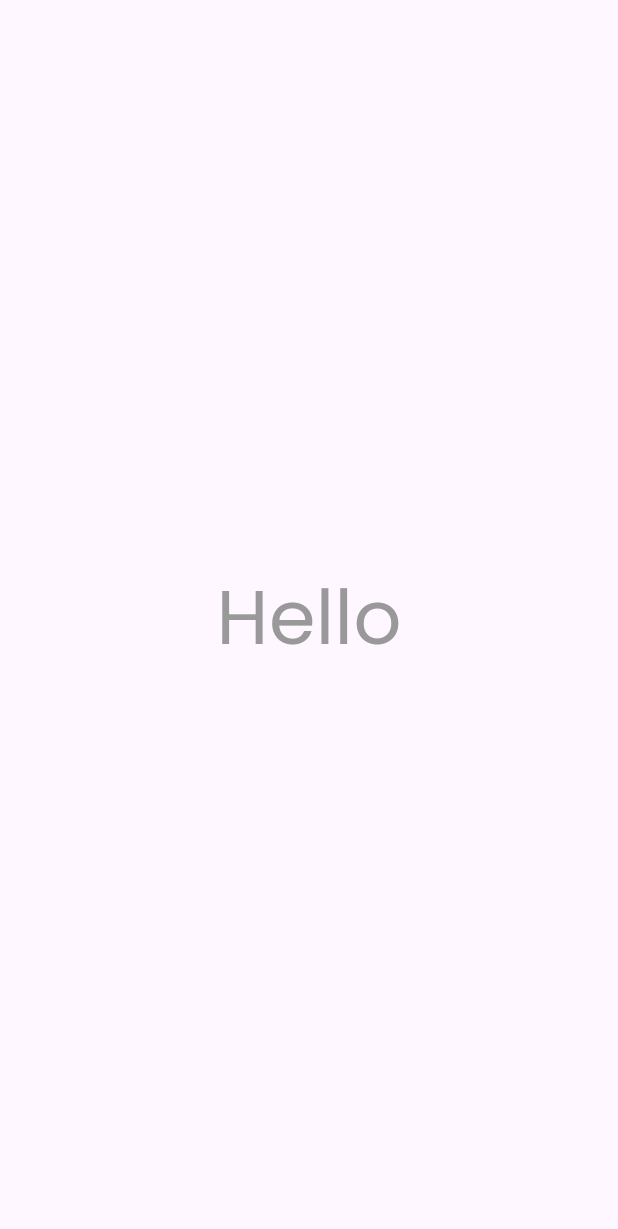
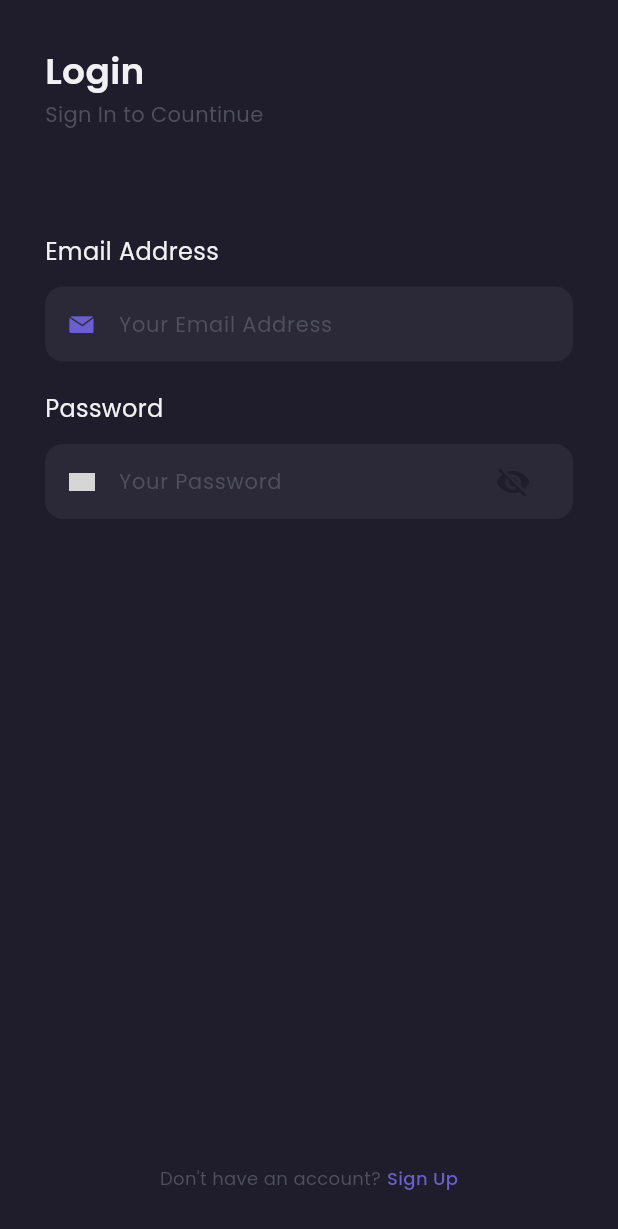
Before and after one commit to louis-sxcv45/dripsta-application, a Flutter app: the screen it shows after launch, on a phone screen of 412 x 824 dp. Shown: the top 1229 px of the screen. Run offline on Flutter 3.47's test engine with Material 3 defaults, Android fonts, the phone set to English and light mode, and no system bars; our stand-ins replace go_router, google_fonts; grey boxes are pictures that could not be loaded.

Commit message:
slicing login UI

```diff
--- /dev/null
+++ b/lib/common_widgets/form_input.dart
@@ -0,0 +1,106 @@
+import 'package:dripsta/style_manager/colors_manager.dart';
+import 'package:dripsta/style_manager/font_manager.dart';
+import 'package:dripsta/style_manager/font_style_manager.dart';
+import 'package:dripsta/style_manager/values_manager.dart';
+import 'package:flutter/material.dart';
+
+class FormInput extends StatefulWidget {
+  final TextEditingController controller;
+  final String labelText;
+  final String hintText;
+  final bool isPassword;
+  final TextInputType keyboardType;
+  final String iconPath;
+  const FormInput({
+    super.key,
+    required this.controller,
+    required this.labelText,
+    required this.hintText,
+    this.isPassword = false,
+    this.keyboardType = TextInputType.text,
+    required this.iconPath
+  });
+
+  @override
+  State<FormInput> createState() => _FormInputState();
+}
+
+class _FormInputState extends State<FormInput> {
+  bool _obsecureText = true;
+  @override
+  Widget build(BuildContext context) {
+    return Column(
+      crossAxisAlignment: CrossAxisAlignment.start,
+      children: [
+        Text(
+          widget.labelText,
+          style: primaryTextStyle.copyWith(
+            fontSize: AppSize.s16,
+            fontWeight: FontWeightManager.regular
+          ),
+        ),
+        SizedBox(
+          height: AppSize.s12,
+        ),
+
+        Container(
+          padding: EdgeInsets.symmetric(
+            horizontal: AppPadding.p16
+          ),
+          height: 50,
+          decoration: BoxDecoration(
+            color: ColorsManager.bgColorTwo,
+            borderRadius: BorderRadius.circular(AppSize.s12)
+          ),
+          child: Center(
+            child: Row(
+              children: [
+                Image.asset(
+                  widget.iconPath,
+                  width: 17,
+                  height: 12,
+                ),
+
+                SizedBox(
+                  width: AppSize.s16,
+                ),
+
+                Expanded(
+                  child: TextFormField(
+                    style: primaryTextStyle,
+                    controller: widget.controller,
+                    decoration: InputDecoration( ///collapsed untuk menghilangkan underline nya
+                      hintText: widget.hintText,
+                      isCollapsed: true,
+                      contentPadding: EdgeInsets.symmetric(
+                        vertical: AppPadding.p12
+                      ),
+                      hintStyle: thirdTextStyle.copyWith(
+                        fontSize: AppSize.s14,
+                        fontWeight: FontWeightManager.regular
+                      ),
+                      border: InputBorder.none,
+                      suffixIcon: widget.isPassword ? IconButton(
+                        onPressed: () {
+                          setState((){
+                            _obsecureText = !_obsecureText;
+                          });
+                        },
+                        icon: Icon(
+                          _obsecureText ? Icons.visibility_off : Icons.visibility,
+                          color: ColorsManager.bgColorOne,
+                        )
+                      ) : null
+                    ),
+                    keyboardType: widget.keyboardType,
+                    obscureText: widget.isPassword ? _obsecureText : false,
+                  ),
+                )
+              ],
+            ),
+          ),
+        )
+      ],
+    );
+  }
+}
--- a/lib/main.dart
+++ b/lib/main.dart
@@ -1,5 +1,5 @@
-import 'package:dripsta/style_manager/style_manager.dart';
 import 'package:flutter/material.dart';
+import 'routes/app_routes.dart';
 
 void main() => runApp(MyApp());
 
@@ -8,31 +8,13 @@ class MyApp extends StatelessWidget {
 
   @override
   Widget build(BuildContext context) {
-    return MaterialApp(
+    return MaterialApp.router(
       title: 'Flutter Demo',
       theme: ThemeData(
         colorScheme: ColorScheme.fromSeed(seedColor: Colors.deepPurple),
       ),
       debugShowCheckedModeBanner: false,
-      home: HomePage(),
+      routerConfig: appRouter
     );
   }
 }
-
-class HomePage extends StatelessWidget {
-  const HomePage({super.key});
-
-  @override
-  Widget build(BuildContext context) {
-    return Scaffold(
-      body: Center(
-        child: Text(
-          'Hello',
-          style: secondaryTextStyle.copyWith(
-            fontSize: 50
-          )
-        ),
-      ),
-    );
-  }
-}
--- /dev/null
+++ b/lib/routes/app_routes.dart
@@ -0,0 +1,26 @@
+import 'package:dripsta/screens/sign_in_screen.dart';
+import 'package:dripsta/screens/sign_up_screen.dart';
+import 'package:dripsta/screens/splash_screen.dart';
+import 'package:go_router/go_router.dart';
+
+final GoRouter _goRoute = GoRouter(
+  routes: [
+    GoRoute(
+      path: '/',
+      builder: (context, state) => const SplashScreen(),
+      routes: [
+        GoRoute(
+          path: 'signIn',
+          builder: (context, state) => const SignInScreen(),
+        ),
+
+        GoRoute(
+          path: 'signUp',
+          builder: (context, state) => const SignUpScreen(),
+        ),
+      ],
+    ),
+  ],
+);
+
+GoRouter get appRouter => _goRoute;
--- /dev/null
+++ b/lib/screens/sign_in_screen.dart
@@ -0,0 +1,114 @@
+import 'package:dripsta/common_widgets/form_input.dart';
+import 'package:dripsta/style_manager/colors_manager.dart';
+import 'package:dripsta/style_manager/font_manager.dart';
+import 'package:dripsta/style_manager/font_style_manager.dart';
+import 'package:dripsta/style_manager/image_path.dart';
+import 'package:dripsta/style_manager/values_manager.dart';
+import 'package:flutter/material.dart';
+import 'package:go_router/go_router.dart';
+
+class SignInScreen extends StatefulWidget {
+  const SignInScreen({super.key});
+
+  @override
+  State<SignInScreen> createState() => _SignInScreenState();
+}
+
+class _SignInScreenState extends State<SignInScreen> {
+  TextEditingController emailController = TextEditingController();
+  TextEditingController passwordController = TextEditingController();
+  String pathImage = ImagePath.assetPath;
+
+  @override
+  Widget build(BuildContext context) {
+    return Scaffold(
+      backgroundColor: ColorsManager.bgColorOne,
+      resizeToAvoidBottomInset: false,
+      body: SafeArea(
+        child: Container(
+          margin: EdgeInsets.symmetric(horizontal: AppMargin.m30),
+          child: Column(
+            crossAxisAlignment: CrossAxisAlignment.start,
+            children: [
+              Container(
+                margin: EdgeInsets.only(top: AppMargin.m30),
+                child: Text(
+                  'Login',
+                  style: primaryTextStyle.copyWith(
+                    fontSize: AppSize.s24,
+                    fontWeight: FontWeightManager.semiBold,
+                  ),
+                ),
+              ),
+
+              SizedBox(height: AppSize.s2),
+
+              Container(
+                margin: EdgeInsets.only(bottom: AppMargin.m70),
+                child: Text(
+                  'Sign In to Countinue',
+                  style: thirdTextStyle.copyWith(
+                    fontSize: AppSize.s14,
+                    fontWeight: FontWeightManager.regular,
+                  ),
+                ),
+              ),
+
+              FormInput(
+                controller: emailController,
+                labelText: 'Email Address',
+                hintText: 'Your Email Address',
+                keyboardType: TextInputType.emailAddress,
+                iconPath: '$pathImage/email_icon.png',
+              ),
+
+              SizedBox(height: AppSize.s20),
+
+              FormInput(
+                controller: passwordController,
+                labelText: 'Password',
+                hintText: 'Your Password',
+                iconPath: '$pathImage/password_icon.png',
+                isPassword: true,
+                keyboardType: TextInputType.visiblePassword,
+              ),
+
+              Spacer(),
+
+              Container(
+                margin: EdgeInsets.only(bottom: AppMargin.m30),
+                child: Row(
+                  mainAxisAlignment: MainAxisAlignment.center,
+                  children: [
+                    Text(
+                      'Don\'t have an account?',
+                      style: thirdTextStyle.copyWith(
+                        fontSize: AppSize.s12,
+                        fontWeight: FontWeightManager.regular,
+                      ),
+                    ),
+
+                    SizedBox(
+                      width: AppSize.s4,
+                    ),
+
+                    GestureDetector(
+                      onTap: () => context.go('/signUp'),
+                      child: Text(
+                        'Sign Up',
+                        style: primaryColor.copyWith(
+                          fontSize: AppSize.s12,
+                          fontWeight: FontWeightManager.medium
+                        ),
+                      ),
+                    )
+                  ],
+                ),
+              ),
+            ],
+          ),
+        ),
+      ),
+    );
+  }
+}
--- /dev/null
+++ b/lib/screens/sign_up_screen.dart
@@ -0,0 +1,14 @@
+import 'package:flutter/material.dart';
+
+class SignUpScreen extends StatelessWidget {
+  const SignUpScreen({super.key});
+
+  @override
+  Widget build(BuildContext context) {
+    return Scaffold(
+      body: Text(
+        'aaaa'
+      ),
+    );
+  }
+}
--- /dev/null
+++ b/lib/screens/splash_screen.dart
@@ -0,0 +1,44 @@
+import 'dart:async';
+
+import 'package:dripsta/style_manager/image_path.dart';
+import 'package:flutter/material.dart';
+import 'package:dripsta/style_manager/colors_manager.dart';
+import 'package:go_router/go_router.dart';
+
+
+class SplashScreen extends StatefulWidget {
+  const SplashScreen({super.key});
+
+  @override
+  State<SplashScreen> createState() => _SplashScreenState();
+}
+
+class _SplashScreenState extends State<SplashScreen> {
+
+  @override
+  void initState() {
+    super.initState();
+    Timer(Duration(seconds: 2), () => context.go('/signIn'));
+  }
+
+  @override
+  Widget build(BuildContext context) {
+    String pathImage = ImagePath.assetPath;
+    return Scaffold(
+      backgroundColor: ColorsManager.bgColorOne,
+      body: Center(
+        child: Container(
+          width: 130,
+          height: 150,
+          decoration:BoxDecoration(
+            image: DecorationImage(
+              image: AssetImage(
+                '$pathImage/image_splash.png'
+              )
+            )
+          )
+        ),
+      ),
+    );
+  }
+}
--- a/lib/style_manager/style_manager.dart
+++ b/lib/style_manager/font_style_manager.dart
@@ -2,30 +2,30 @@ import 'package:flutter/material.dart';
 import 'package:google_fonts/google_fonts.dart';
 import 'colors_manager.dart';
 
-final TextStyle primaryTextStyle = GoogleFonts.poppins(
+TextStyle primaryTextStyle = GoogleFonts.poppins(
   color: ColorsManager.primaryTextColor
 );
 
-final TextStyle secondaryTextStyle = GoogleFonts.poppins(
+TextStyle secondaryTextStyle = GoogleFonts.poppins(
   color: ColorsManager.secondaryTextColor
 );
 
-final TextStyle thirdTextStyle = GoogleFonts.poppins(
+TextStyle thirdTextStyle = GoogleFonts.poppins(
   color: ColorsManager.thirdTextColor
 );
 
-final TextStyle priceTextStyle = GoogleFonts.poppins(
+TextStyle priceTextStyle = GoogleFonts.poppins(
   color: ColorsManager.priceColor
 );
 
-final TextStyle primaryColor = GoogleFonts.poppins(
+TextStyle primaryColor = GoogleFonts.poppins(
   color: ColorsManager.primaryColor
 );
 
-final TextStyle titleTextColor = GoogleFonts.poppins(
+TextStyle titleTextColor = GoogleFonts.poppins(
   color: ColorsManager.titleTextColor
 );
 
-final TextStyle bgTextColor = GoogleFonts.poppins(
+TextStyle bgTextColor = GoogleFonts.poppins(
   color: ColorsManager.bgColorTwo
 );
--- /dev/null
+++ b/lib/style_manager/image_path.dart
@@ -0,0 +1,3 @@
+class ImagePath {
+  static const String assetPath = 'assets';
+}
--- /dev/null
+++ b/lib/style_manager/values_manager.dart
@@ -0,0 +1,61 @@
+class AppMargin {
+  static const double m2 = 2.0;
+  static const double m4 = 4.0;
+  static const double m8 = 8.0;
+  static const double m10 = 10.0;
+  static const double m12 = 12.0;
+  static const double m16 = 16.0;
+  static const double m18 = 18.0;
+  static const double m20 = 20.0;
+  static const double m22 = 22.0;
+  static const double m24 = 24.0;
+  static const double m28 = 28.0;
+  static const double m30 = 30.0;
+  static const double m32 = 32.0;
+  static const double m36 = 36.0;
+  static const double m40 = 40.0;
+  static const double m70 = 70.0;
+}
+
+class AppPadding {
+  static const double p2 = 2.0;
+  static const double p4 = 4.0;
+  static const double p5 = 5.0;
+  static const double p8 = 8.0;
+  static const double p12 = 12.0;
+  static const double p15 = 15.0;
+  static const double p16 = 16.0;
+  static const double p18 = 18.0;
+  static const double p20 = 20.0;
+  static const double p22 = 22.0;
+  static const double p24 = 24.0;
+  static const double p28 = 28.0;
+  static const double p30 = 30.0;
+  static const double p32 = 32.0;
+  static const double p36 = 36.0;
+  static const double p40 = 40.0;
+  static const double p50 = 50.0;
+}
+
+class AppSize {
+  static const double s2 = 2.0;
+  static const double s4 = 4.0;
+  static const double s5 = 5.0;
+  static const double s6 = 6.0;
+  static const double s8 = 8.0;
+  static const double s12 = 12.0;
+  static const double s14 = 14.0;
+  static const double s16 = 16.0;
+  static const double s18 = 18.0;
+  static const double s20 = 20.0;
+  static const double s22 = 22.0;
+  static const double s24 = 24.0;
+  static const double s28 = 28.0;
+  static const double s30 = 30.0;
+  static const double s32 = 32.0;
+  static const double s36 = 36.0;
+  static const double s40 = 40.0;
+  static const double s50 = 50.0;
+  static const double s60 = 60.0;
+  static const double s80 = 80.0;
+}
--- a/pubspec.yaml
+++ b/pubspec.yaml
@@ -35,6 +35,7 @@ dependencies:
   # Use with the CupertinoIcons class for iOS style icons.
   cupertino_icons: ^1.0.8
   google_fonts: ^6.3.2
+  go_router: ^17.0.0
 
 dev_dependencies:
   flutter_test:
```
Also changed, not shown: pubspec.lock.
